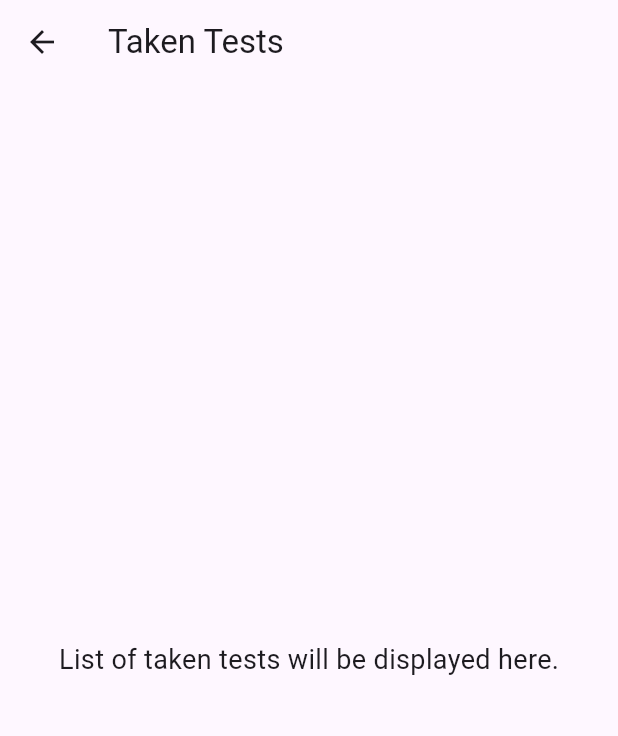
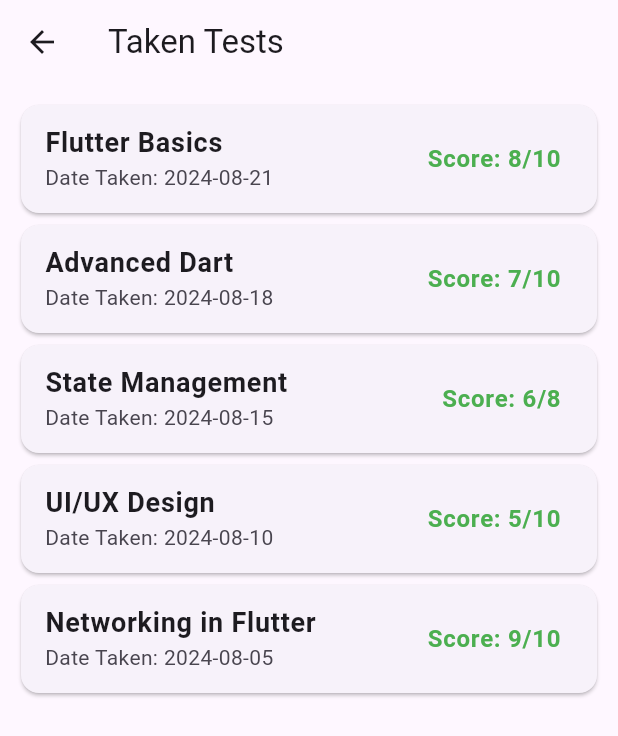
Before and after one commit to Turbobent/QuizApp, a Flutter app: the TakenTests screen opened directly, on a phone screen of 412 x 824 dp. Shown: the top 736 px of the screen. Run offline on Flutter 3.47's test engine with Material 3 defaults, Android fonts, the phone set to English and light mode, and no system bars.

Commit message:
made hardcoded taken tests

```diff
--- a/quizapp/lib/screen/studentscreens/takenTests.dart
+++ b/quizapp/lib/screen/studentscreens/takenTests.dart
@@ -1,19 +1,87 @@
 import 'package:flutter/material.dart';
 
-// New screen to show the list of taken tests or relevant information
+// Model class for a taken test
+class TakenTest {
+  final String testName;
+  final String dateTaken;
+  final int score;
+  final int totalQuestions;
+
+  TakenTest({
+    required this.testName,
+    required this.dateTaken,
+    required this.score,
+    required this.totalQuestions,
+  });
+}
+
 class TakenTests extends StatelessWidget {
   const TakenTests({super.key});
 
   @override
   Widget build(BuildContext context) {
+    // Hard-coded list of taken tests
+    final List<TakenTest> takenTests = [
+      TakenTest(
+        testName: 'Flutter Basics',
+        dateTaken: '2024-08-21',
+        score: 8,
+        totalQuestions: 10,
+      ),
+      TakenTest(
+        testName: 'Advanced Dart',
+        dateTaken: '2024-08-18',
+        score: 7,
+        totalQuestions: 10,
+      ),
+      TakenTest(
+        testName: 'State Management',
+        dateTaken: '2024-08-15',
+        score: 6,
+        totalQuestions: 8,
+      ),
+      TakenTest(
+        testName: 'UI/UX Design',
+        dateTaken: '2024-08-10',
+        score: 5,
+        totalQuestions: 10,
+      ),
+      TakenTest(
+        testName: 'Networking in Flutter',
+        dateTaken: '2024-08-05',
+        score: 9,
+        totalQuestions: 10,
+      ),
+    ];
+
     return Scaffold(
       appBar: AppBar(
         title: const Text('Taken Tests'),
       ),
-      body: const Center(
-        child: Text(
-          'List of taken tests will be displayed here.',
-          style: TextStyle(fontSize: 18),
+      body: Padding(
+        padding: const EdgeInsets.all(10.0),
+        child: ListView.builder(
+          itemCount: takenTests.length,
+          itemBuilder: (context, index) {
+            final test = takenTests[index];
+            return Card(
+              child: ListTile(
+                title: Text(
+                  test.testName,
+                  style: const TextStyle(fontWeight: FontWeight.bold, fontSize: 18),
+                ),
+                subtitle: Text('Date Taken: ${test.dateTaken}'),
+                trailing: Text(
+                  'Score: ${test.score}/${test.totalQuestions}',
+                  style: TextStyle(
+                    color: test.score >= test.totalQuestions / 2 ? Colors.green : Colors.red,
+                    fontWeight: FontWeight.bold,
+                    fontSize: 16,
+                  ),
+                ),
+              ),
+            );
+          },
         ),
       ),
     );
```
